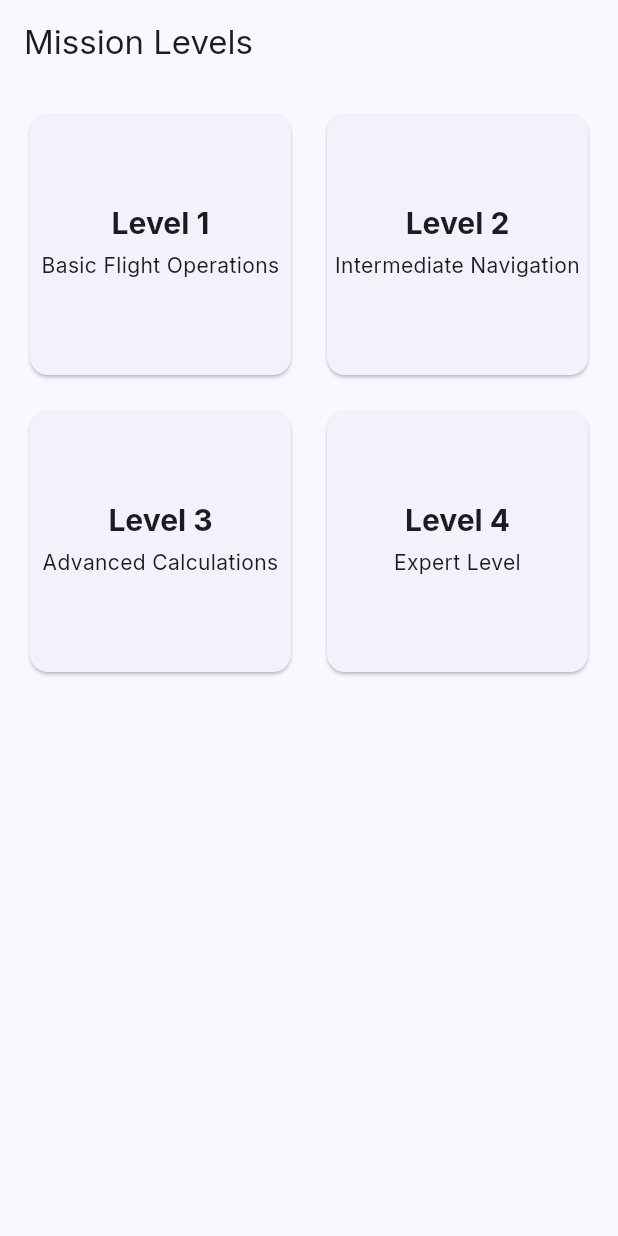
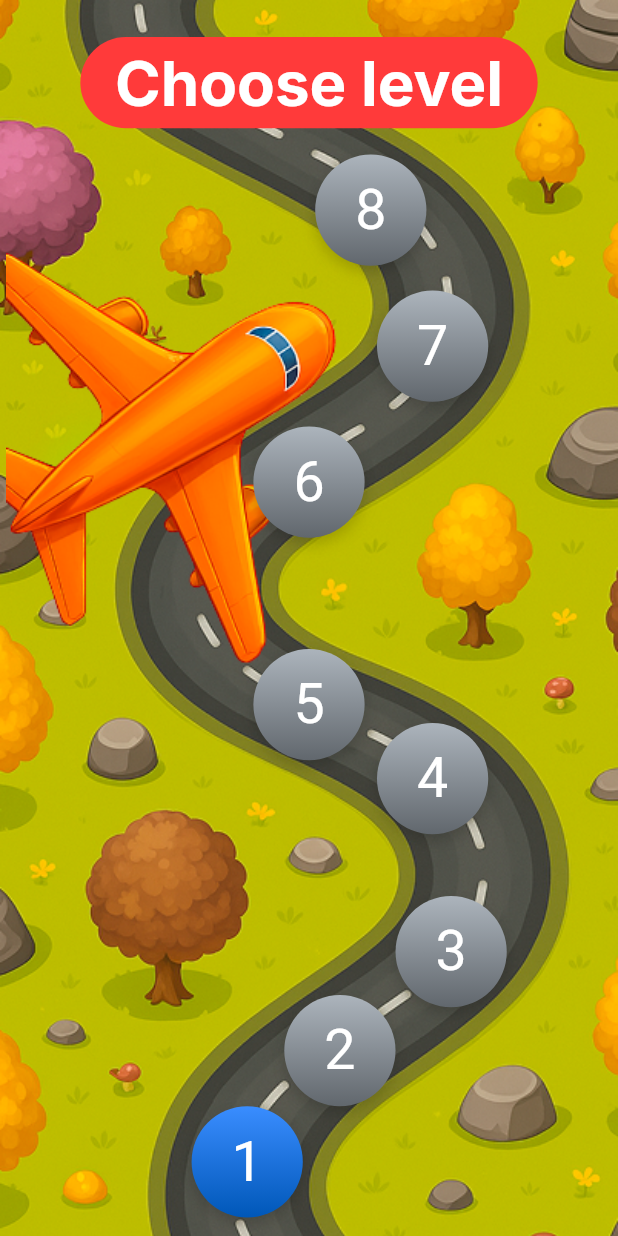
Before and after one commit to munem91/test_flutter_test, a Flutter app: the LevelsScreen screen opened by its route, on a phone screen of 412 x 824 dp. Run offline on Flutter 3.47's test engine with Material 3 defaults, Android fonts, the phone set to English and light mode, and no system bars; our stand-ins replace equatable, flutter_bloc, flutter_svg, freezed_annotation, get_it, go_router and 3 more; accounts and stored records are empty; project files that could hold a hidden picture were left out.

Commit message:
Added Choose level Screen

```diff
--- a/lib/features/tasks/presentation/screens/levels_screen.dart
+++ b/lib/features/tasks/presentation/screens/levels_screen.dart
@@ -1,83 +1,145 @@
 import 'package:flutter/material.dart';
 import 'package:go_router/go_router.dart';
-import '../../domain/models/task.dart';
-import '../../domain/repositories/task_repository.dart';
 
-class LevelsScreen extends StatelessWidget {
+class LevelsScreen extends StatefulWidget {
   const LevelsScreen({super.key});
 
   @override
+  State<LevelsScreen> createState() => _LevelsScreenState();
+}
+
+class _LevelsScreenState extends State<LevelsScreen> {
+  int selectedLevel = 1;
+
+  @override
   Widget build(BuildContext context) {
+    final size = MediaQuery.of(context).size;
+    final width = size.width;
+    final height = size.height;
+
+    // Координаты кружков (примерно, подгоняй под референс)
+    final List<Offset> levelPositions = [
+      Offset(width * 0.4, height * 0.94), // 1
+      Offset(width * 0.55, height * 0.85), // 2
+      Offset(width * 0.73, height * 0.77), // 3
+      Offset(width * 0.7, height * 0.63), // 4
+      Offset(width * 0.50, height * 0.57), // 5
+      Offset(width * 0.5, height * 0.39), // 6
+      Offset(width * 0.7, height * 0.28), // 7
+      Offset(width * 0.6, height * 0.17), // 8
+    ];
+
     return Scaffold(
-      appBar: AppBar(
-        title: const Text('Mission Levels'),
-      ),
-      body: GridView.builder(
-        padding: const EdgeInsets.all(16),
-        gridDelegate: const SliverGridDelegateWithFixedCrossAxisCount(
-          crossAxisCount: 2,
-          childAspectRatio: 1,
-          crossAxisSpacing: 16,
-          mainAxisSpacing: 16,
-        ),
-        itemCount: 4, // Number of levels
-        itemBuilder: (context, index) {
-          final level = index + 1;
-          return _LevelCard(
-            level: level,
-            onTap: () => context.go('/task/$level'),
-          );
-        },
+      backgroundColor: Colors.black,
+      body: Stack(
+        children: [
+          // Фон
+          Positioned.fill(
+            child: Image.asset(
+              'assets/bckfg.png',
+              fit: BoxFit.cover,
+            ),
+          ),
+          // Самолёт
+          Positioned(
+            top: height * 0.01,
+            left: width * 0.01,
+            right: width * 0.01,
+            child: Image.asset(
+              'assets/plane_two_screen.png',
+              width: width * 0.95,
+              fit: BoxFit.contain,
+            ),
+          ),
+          // Надпись Choose level
+          Positioned(
+            top: height * 0.03,
+            left: width * 0.13,
+            right: width * 0.13,
+            child: Container(
+              padding: EdgeInsets.symmetric(vertical: height * 0.012),
+              decoration: BoxDecoration(
+                color: const Color(0xFFFF3A3A),
+                borderRadius: BorderRadius.circular(32),
+              ),
+              child: Center(
+                child: Text(
+                  'Choose level',
+                  style: TextStyle(
+                    fontFamily: 'Inter',
+                    fontWeight: FontWeight.w700,
+                    fontSize: width * 0.10, // ~40px на 400px ширины
+                    height: 1.0,
+                    color: Colors.white,
+                    letterSpacing: 0,
+                  ),
+                  textAlign: TextAlign.center,
+                ),
+              ),
+            ),
+          ),
+          // Кружки уровней
+          ...List.generate(8, (i) {
+            final isSelected = selectedLevel == (i + 1);
+            return Positioned(
+              left: levelPositions[i].dx - width * 0.09,
+              top: levelPositions[i].dy - width * 0.09,
+              child: GestureDetector(
+                onTap: () {
+                  setState(() => selectedLevel = i + 1);
+                  Future.delayed(const Duration(milliseconds: 200), () {
+                    context.go('/task/${i + 1}');
+                  });
+                },
+                child: Container(
+                  width: width * 0.18,
+                  height: width * 0.18,
+                  decoration: BoxDecoration(
+                    shape: BoxShape.circle,
+                    gradient: isSelected
+                        ? const LinearGradient(
+                            colors: [
+                              Color(0xFF3A8DFF), // Активный цвет (пример)
+                              Color(0xFF0057B8),
+                            ],
+                            begin: Alignment.topCenter,
+                            end: Alignment.bottomCenter,
+                          )
+                        : const LinearGradient(
+                            colors: [
+                              Color(0xFFACB4BC),
+                              Color(0xFF61676D),
+                            ],
+                            begin: Alignment.topCenter,
+                            end: Alignment.bottomCenter,
+                          ),
+                    boxShadow: [
+                      BoxShadow(
+                        color: Colors.black.withOpacity(0.18),
+                        blurRadius: 8,
+                        offset: const Offset(0, 4),
+                      ),
+                    ],
+                  ),
+                  alignment: Alignment.center,
+                  child: Text(
+                    '${i + 1}',
+                    style: TextStyle(
+                      fontFamily: 'GoormSans', // если нет — заменить на похожий
+                      fontWeight: FontWeight.w400,
+                      fontSize: width * 0.09, // ~36px на 400px ширины
+                      height: 1.0,
+                      color: Colors.white,
+                      letterSpacing: 0,
+                    ),
+                    textAlign: TextAlign.center,
+                  ),
+                ),
+              ),
+            );
+          }),
+        ],
       ),
     );
   }
 }
-
-class _LevelCard extends StatelessWidget {
-  final int level;
-  final VoidCallback onTap;
-
-  const _LevelCard({
-    required this.level,
-    required this.onTap,
-  });
-
-  @override
-  Widget build(BuildContext context) {
-    return Card(
-      child: InkWell(
-        onTap: onTap,
-        child: Column(
-          mainAxisAlignment: MainAxisAlignment.center,
-          children: [
-            Text(
-              'Level $level',
-              style: Theme.of(context).textTheme.headlineSmall,
-            ),
-            const SizedBox(height: 8),
-            Text(
-              _getLevelDescription(level),
-              textAlign: TextAlign.center,
-              style: Theme.of(context).textTheme.bodyMedium,
-            ),
-          ],
-        ),
-      ),
-    );
-  }
-
-  String _getLevelDescription(int level) {
-    switch (level) {
-      case 1:
-        return 'Basic Flight Operations';
-      case 2:
-        return 'Intermediate Navigation';
-      case 3:
-        return 'Advanced Calculations';
-      case 4:
-        return 'Expert Level';
-      default:
-        return '';
-    }
-  }
-}
```
Also changed, not shown: assets/Screen_two.jpg (added), assets/bckfg.png (added), assets/plane_two_screen.png (added).
